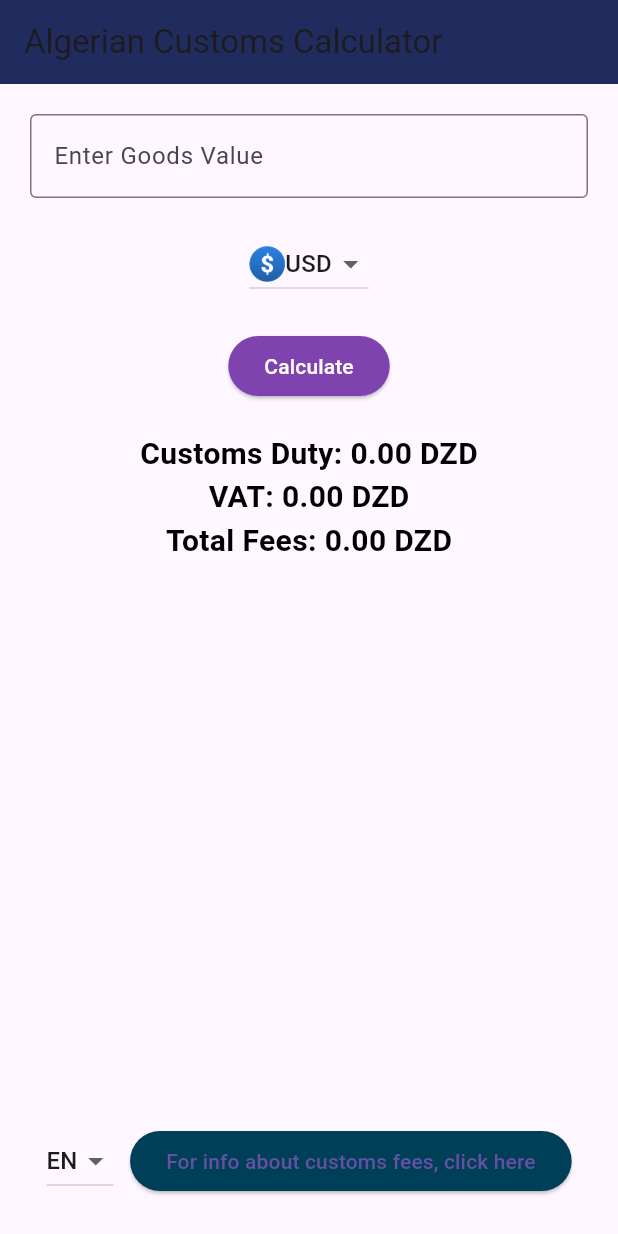
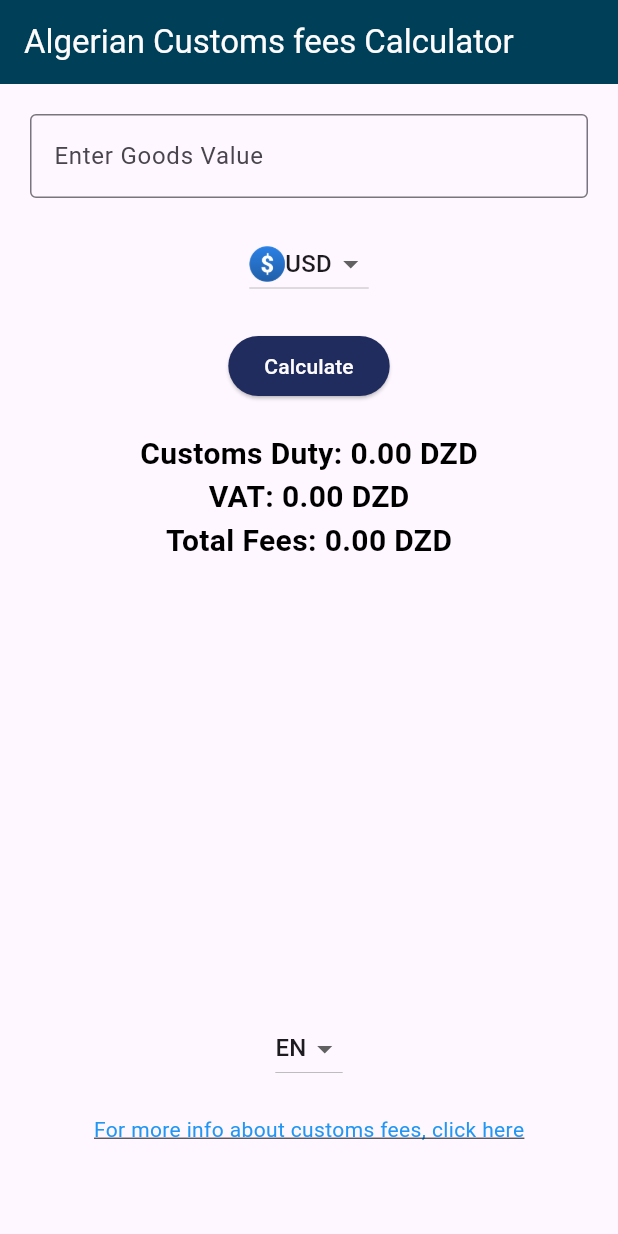
Before and after one commit to djamelhemch/dz_customs_fees, a Flutter app: the screen it shows after launch, on a phone screen of 412 x 824 dp. Run offline on Flutter 3.47's test engine with Material 3 defaults, Android fonts, the phone set to English and light mode, and no system bars.

Commit message:
some gui adjustements

```diff
--- a/lib/main.dart
+++ b/lib/main.dart
@@ -16,7 +16,7 @@ class MyApp extends StatelessWidget {
       create: (context) => LocaleProvider(),
       child: Consumer<LocaleProvider>(
         builder: (context, provider, child) => MaterialApp(
-          title: 'DZ Customs Calculator',
+          title: 'Algerian Customs fees Calculator',
           home: CustomsCalculator(),
           theme: ThemeData(
             primarySwatch: Colors.blue,
@@ -39,7 +39,7 @@ class LocaleProvider with ChangeNotifier {
 
   Map<String, Map<String, String>> _localizedValues = {
     'en': {
-      'title': 'Algerian Customs Calculator',
+      'title': 'Algerian Customs fees Calculator',
       'enterGoodsValue': 'Enter Goods Value',
       'calculate': 'Calculate',
       "currency": "Currency",
@@ -50,7 +50,7 @@ class LocaleProvider with ChangeNotifier {
       "failedToLoadExchangeRate": "Failed to load exchange rate"
     },
     'fr': {
-      'title': 'Calculateur de Douanes DZ',
+      'title': 'Calculateur de frais Douanes DZ',
       'enterGoodsValue': 'Entrez la Valeur des Marchandises',
       'calculate': 'Calculer',
       "currency": "Devise",
@@ -134,8 +134,9 @@ class _CustomsCalculatorState extends State<CustomsCalculator> {
     var localizations = Provider.of<LocaleProvider>(context);
     return Scaffold(
       appBar: AppBar(
-        title: Text(localizations.translate('title')),
-        backgroundColor: AppColors.deepBlue,
+        title: Text(localizations.translate('title'),
+        style: const TextStyle(color: AppColors.white)),
+        backgroundColor: AppColors.darkBlue,
       ),
       body: SingleChildScrollView(
         padding: const EdgeInsets.all(20.0),
@@ -173,10 +174,10 @@ class _CustomsCalculatorState extends State<CustomsCalculator> {
             if (_isLoading) const CircularProgressIndicator(),
             if (!_isLoading) ElevatedButton(
               onPressed: calculateCustomsFees,
+              style: ElevatedButton.styleFrom(primary: AppColors.deepBlue),
               child: Text(localizations.translate('calculate'),
                 style: const TextStyle(color: AppColors.white),
               ),
-              style: ElevatedButton.styleFrom(primary: AppColors.purple),
             ),
             const SizedBox(height: 20),
             if (_errorText == null) ...[
@@ -209,10 +210,10 @@ class _CustomsCalculatorState extends State<CustomsCalculator> {
 
             ],
           Padding(
-          padding: const EdgeInsets.only(top: 375),
-            child: Row(
-              mainAxisAlignment: MainAxisAlignment.spaceEvenly,
-              children: [
+          padding: const EdgeInsets.only(top: 300),
+            child: Column(
+              mainAxisAlignment: MainAxisAlignment.center, // Aligns children to the center of the main axis
+              children: <Widget>[
                 DropdownButton<String>(
                   value: localizations.locale,
                   onChanged: (String? newValue) {
@@ -221,18 +222,24 @@ class _CustomsCalculatorState extends State<CustomsCalculator> {
                   items: ['en', 'fr', 'ar'].map<DropdownMenuItem<String>>((String value) {
                     return DropdownMenuItem<String>(
                       value: value,
-                      child: Text(value.toUpperCase()),
+                      child: Text(value.toUpperCase()), // Optional: Adjust the font size
                     );
                   }).toList(),
                 ),
-                ElevatedButton(
-                  onPressed: () => _launchCustomsWebsite(),
-                  style: ElevatedButton.styleFrom(primary: AppColors.darkBlue),
-                  child: const Text('For info about customs fees, click here'),
-
+                const SizedBox(height: 20), // Provides spacing between the dropdown and the link
+                GestureDetector(
+                  onTap: _launchCustomsWebsite,
+                  child: const Text(
+                    'For more info about customs fees, click here',
+                    style: TextStyle(
+                      fontSize: 14, // Smaller font size
+                      color: Colors.blue, // Color to mimic a hyperlink
+                      decoration: TextDecoration.underline, // Underline to mimic a hyperlink
+                    ),
+                  ),
                 ),
               ],
-            ),
+            )
           ),
           ],
         ),
@@ -240,8 +247,8 @@ class _CustomsCalculatorState extends State<CustomsCalculator> {
     );
   }
 
-  void _launchCustomsWebsite() async {
-    const url = 'https://www.douane.gov.dz/spip.php?article215&lang=fr#collapse4';
+  Future<void> _launchCustomsWebsite() async {
+    const url = 'https://www.your-customs-info-url.com';
     if (await canLaunch(url)) {
       await launch(url);
     } else {
```
